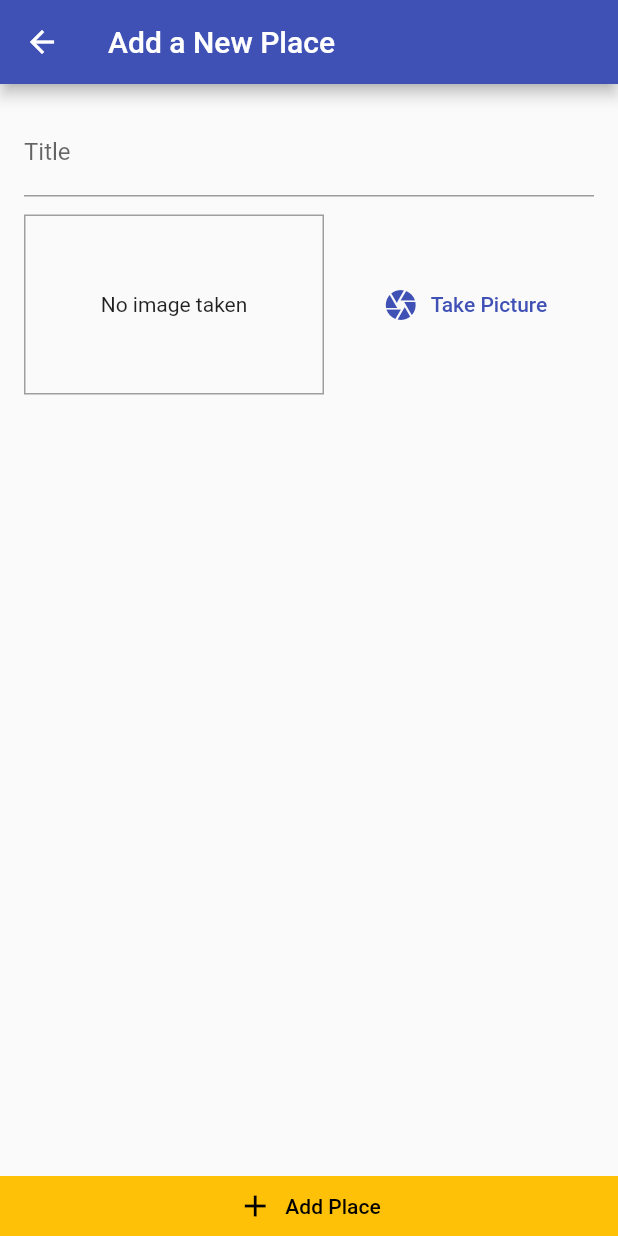
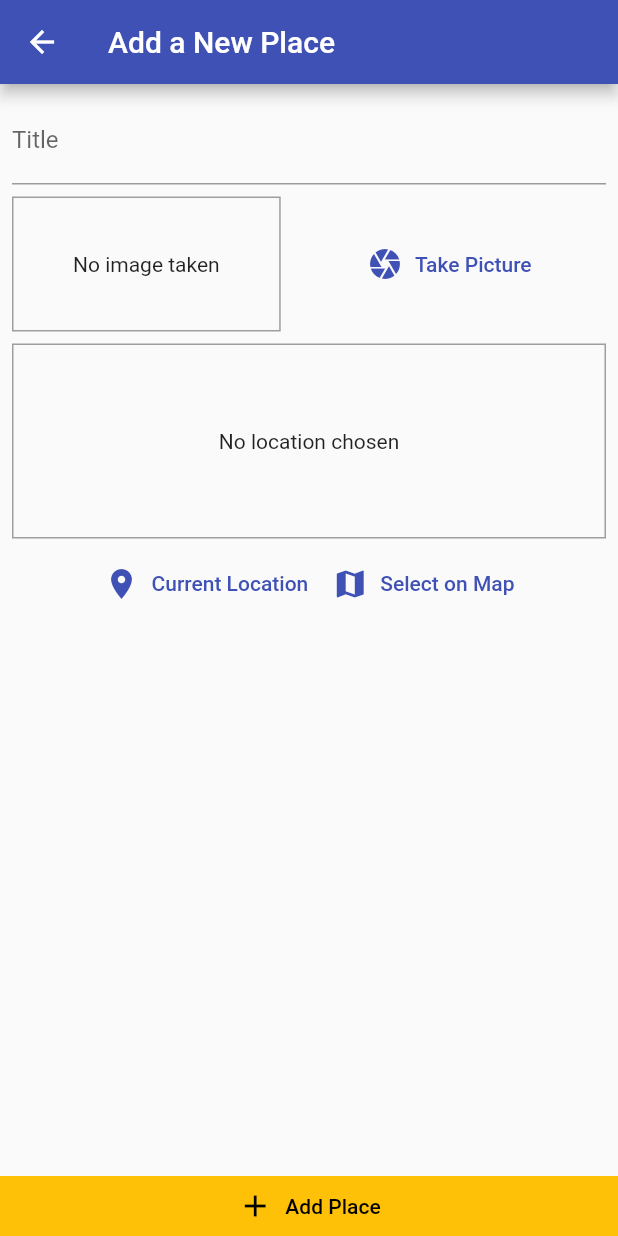
Before and after one commit to devborland/great_places_flutter, a Flutter app: the AddPlacePage screen opened by its route, on a phone screen of 412 x 824 dp. Run offline on Flutter 3.47's test engine with Material 2 defaults, Android fonts, the light colour scheme and no system bars; our stand-ins replace image_picker, sqflite; accounts and stored records are empty.

Commit message:
Add LocationInput widget

```diff
--- a/lib/pages/add_place_page.dart
+++ b/lib/pages/add_place_page.dart
@@ -3,8 +3,9 @@ import 'dart:io';
 import 'package:flutter/material.dart';
 import 'package:provider/provider.dart';
 
+import '../providers/great_places.dart';
 import '../widgets/image_input.dart';
-import '../providers/great_places.dart';
+import '../widgets/location_input.dart';
 
 class AddPlacePage extends StatefulWidget {
   static const routeName = '/add-place';
@@ -42,15 +43,17 @@ class _AddPlacePageState extends State<AddPlacePage> {
           Expanded(
             child: SingleChildScrollView(
               child: Padding(
-                padding: const EdgeInsets.all(16.0),
+                padding: const EdgeInsets.all(8.0),
                 child: Column(
                   children: [
                     TextField(
                       decoration: InputDecoration(labelText: 'Title'),
                       controller: _titleController,
                     ),
-                    SizedBox(height: 12.0),
+                    SizedBox(height: 8.0),
                     ImageInput(_selectImage),
+                    SizedBox(height: 8.0),
+                    LocationInput(),
                   ],
                 ),
               ),
--- a/lib/providers/great_places.dart
+++ b/lib/providers/great_places.dart
@@ -34,7 +34,6 @@ class GreatPlaces with ChangeNotifier {
 
     _items = dataList.map(
       (item) {
-        print(item['title']);
         return Place(
           id: item['id'],
           title: item['title'],
--- a/lib/widgets/image_input.dart
+++ b/lib/widgets/image_input.dart
@@ -44,8 +44,8 @@ class _ImageInputState extends State<ImageInput> {
     return Row(
       children: [
         Container(
-          width: 200,
-          height: 120,
+          width: MediaQuery.of(context).size.width / 2.3,
+          height: 90,
           decoration: BoxDecoration(
             border: Border.all(
               width: 1.0,
--- /dev/null
+++ b/lib/widgets/location_input.dart
@@ -0,0 +1,58 @@
+import 'dart:ui';
+
+import 'package:flutter/material.dart';
+
+class LocationInput extends StatefulWidget {
+  @override
+  _LocationInputState createState() => _LocationInputState();
+}
+
+class _LocationInputState extends State<LocationInput> {
+  String _previewImageUrl;
+
+  Future<void> _getCurrentLocation() async {}
+
+  @override
+  Widget build(BuildContext context) {
+    return Column(
+      children: [
+        Container(
+          height: 130,
+          width: double.infinity,
+          alignment: Alignment.center,
+          decoration: BoxDecoration(
+              border: Border.all(
+            width: 1.0,
+            color: Colors.grey,
+          )),
+          child: _previewImageUrl == null
+              ? Text(
+                  'No location chosen',
+                  textAlign: TextAlign.center,
+                )
+              : Image.network(
+                  _previewImageUrl,
+                  fit: BoxFit.cover,
+                  width: double.infinity,
+                ),
+        ),
+        SizedBox(height: 6),
+        Row(
+          mainAxisAlignment: MainAxisAlignment.center,
+          children: [
+            TextButton.icon(
+              onPressed: () {},
+              icon: Icon(Icons.location_on),
+              label: Text('Current Location'),
+            ),
+            TextButton.icon(
+              onPressed: () {},
+              icon: Icon(Icons.map),
+              label: Text('Select on Map'),
+            ),
+          ],
+        ),
+      ],
+    );
+  }
+}
--- a/pubspec.yaml
+++ b/pubspec.yaml
@@ -25,6 +25,7 @@ dependencies:
     sdk: flutter
   cupertino_icons: ^1.0.2
   image_picker: ^0.7.2
+  location: ^4.1.1
   path: ^1.8.0
   path_provider: ^2.0.1
   provider: ^5.0.0
```
Also changed, not shown: pubspec.lock, 1 other file.
